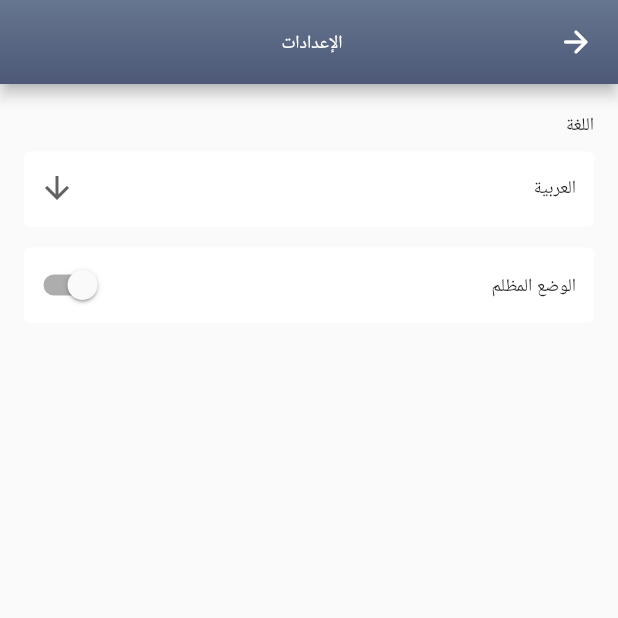
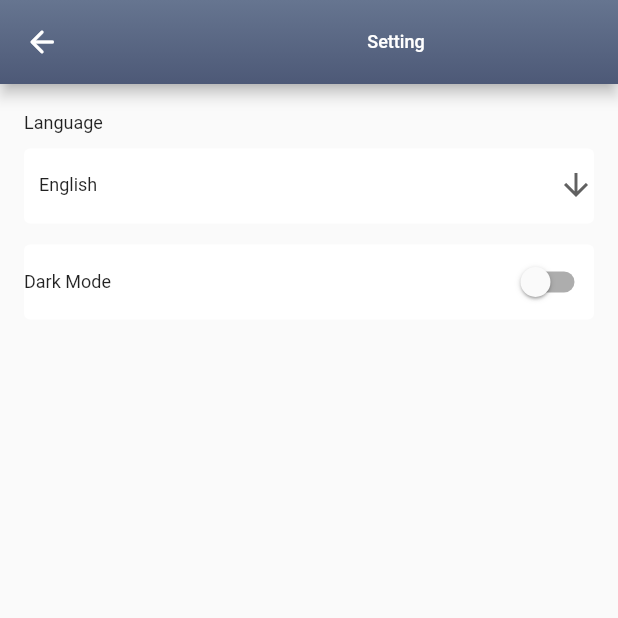
Before and after one commit to Obada2020/for_sale, a Flutter app: the Settings screen opened directly, on a phone screen of 412 x 824 dp, the top half of it. Run offline on Flutter 3.47's test engine with Material 2 defaults, Android fonts, the phone set to English and light mode, and no system bars; our stand-ins replace carousel_slider, get, get_storage, otp_text_field, share, shared_preferences; missing offline and left inert: multi_image_picker2; accounts and stored records are empty; Roboto replaces fonts that are missing (FairuzBlack, FairuzBold).

Commit message:
from anas

```diff
--- a/lib/Pages/setting.dart
+++ b/lib/Pages/setting.dart
@@ -13,9 +13,22 @@ class Settings extends StatefulWidget {
 
 class _SettingsState extends State<Settings> {
   bool isSwitched = false;
-  String _dropDownValue = 'العربية';
+  String? _dropDownValue;
+  a() {
+    print(Get.deviceLocale);
+    if (Get.deviceLocale!.languageCode == Locale('ar').toString()) {
+      _dropDownValue = "العربية";
+      return;
+    } else if (Get.deviceLocale!.languageCode == Locale('en').toString()) {
+      _dropDownValue = "English";
+      return;
+    }
+    _dropDownValue = "العربية";
+  }
+
   @override
   Widget build(BuildContext context) {
+    a();
     return Scaffold(
       appBar: AppBar(
         leading: IconButton(
@@ -32,7 +45,8 @@ class _SettingsState extends State<Settings> {
             child: Padding(
           padding: const EdgeInsets.only(left: 60),
           child: Text(
-            'الإعدادات',
+            'appbar'.tr,
+            //'الإعدادات'.tr,
             style: klabelAppbarStyle,
           ),
         )),
@@ -46,7 +60,8 @@ class _SettingsState extends State<Settings> {
             Padding(
               padding: const EdgeInsets.only(bottom: 10),
               child: Text(
-                'اللغة',
+                'language'.tr,
+                //'اللغة'.tr,
                 style: klabelStyleBold12,
               ),
             ),
@@ -70,6 +85,11 @@ class _SettingsState extends State<Settings> {
                     color: Colors.white,
                   ),
                   onChanged: (newValue) {
+                    if (newValue == 'العربية') {
+                      Get.updateLocale(Locale('ar'));
+                    } else if (newValue == 'English') {
+                      Get.updateLocale(Locale('en'));
+                    }
                     setState(() {
                       _dropDownValue = newValue!;
                     });
@@ -104,7 +124,8 @@ class _SettingsState extends State<Settings> {
                     Padding(
                       padding: const EdgeInsets.only(right: 12),
                       child: Text(
-                        'الوضع المظلم',
+                        'theme'.tr,
+                        //'الوضع المظلم'.tr,
                         style: klabelStyleBold12,
                       ),
                     ),
--- /dev/null
+++ b/lib/translate/translate.dart
@@ -0,0 +1,29 @@
+import 'package:get/get.dart';
+
+class Translate extends Translations {
+  @override
+  Map<String, Map<String, String>> get keys => {
+        'ar': {
+          'Signin_Appbar': 'تسجيل الدخول',
+          '': '',
+          '': '',
+          '': '',
+          '': '',
+          '': '',
+          'appbar': 'الإعدادات',
+          'language': 'اللغة',
+          'theme': 'الوضع المظلم',
+        },
+        'en': {
+          'Signin_Appbar': '',
+          '': '',
+          '': '',
+          '': '',
+          '': '',
+          '': '',
+          'appbar': 'Setting',
+          'language': 'Language',
+          'theme': 'Dark Mode',
+        },
+      };
+}
```
Also changed, not shown: lib/main.dart (+26 -8 lines), translate/translate.dart (deleted, +0 -13 lines).
